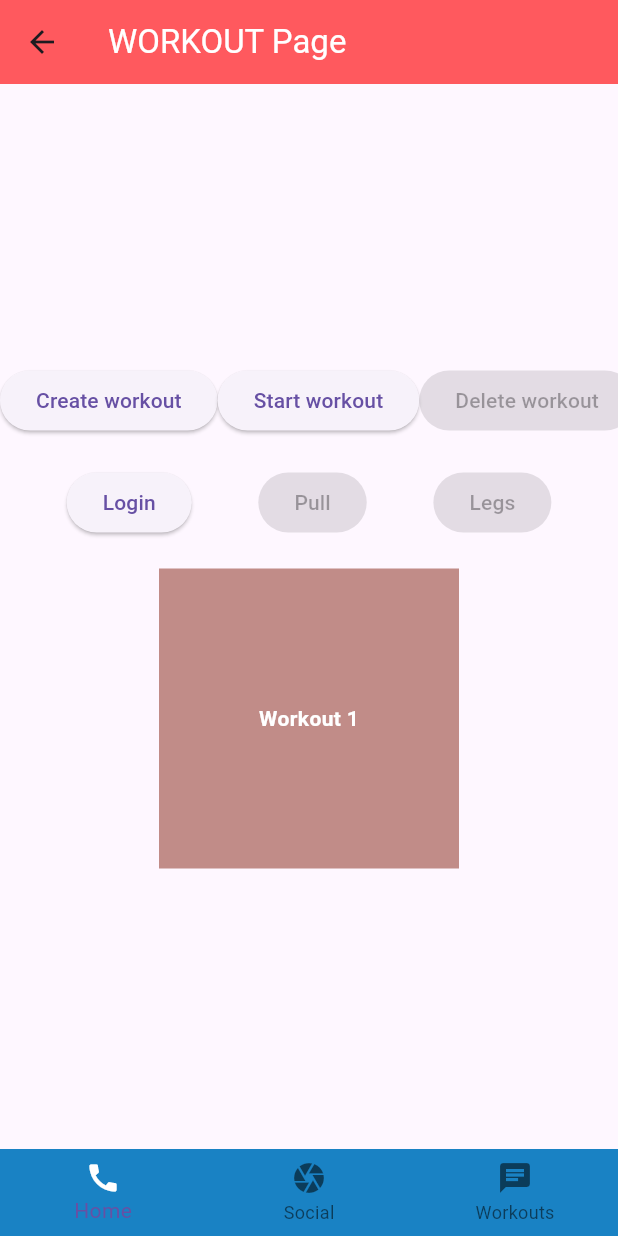
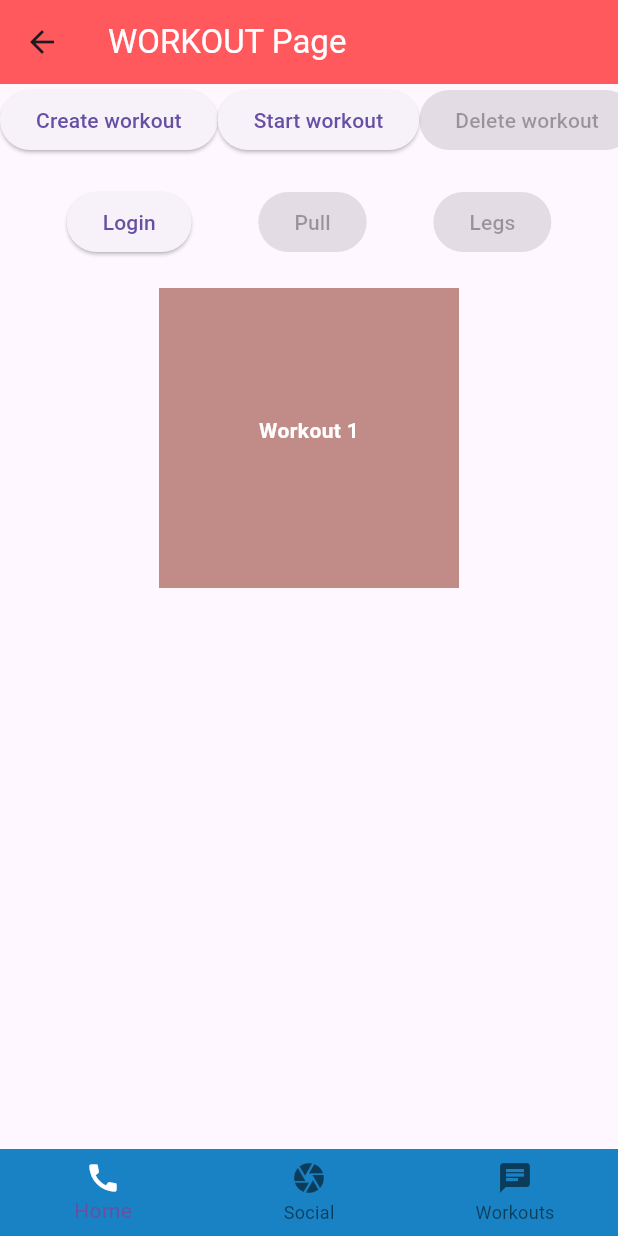
Before and after one commit to BenSwift1/GymApplication, a Flutter app: the MyHomePage screen opened directly, item 3 of the bottom bar chosen, on a phone screen of 412 x 824 dp. Run offline on Flutter 3.47's test engine with Material 3 defaults, Android fonts, the phone set to English and light mode, and no system bars; our stand-ins replace cloud_firestore, firebase_auth, firebase_core, firebase_dynamic_links; accounts and stored records are empty.

Commit message:
Workouts show up on workouts page

```diff
--- a/gym_app/lib/main.dart
+++ b/gym_app/lib/main.dart
@@ -41,6 +41,9 @@ class MyHomePage extends StatefulWidget {
 
 class _MyHomePageState extends State<MyHomePage> {
   int _currentIndex = 0;
+
+  // Colours
+  //List<int> colours = [111, 111, 111];
 
   late Timer periodicTimer;
 
@@ -167,7 +170,7 @@ class _MyHomePageState extends State<MyHomePage> {
         case 2:
           Navigator.push(
             context,
-            MaterialPageRoute(builder: (context) => workoutsPage()),
+            MaterialPageRoute(builder: (context) => WorkoutsPage()),
           );
           break;
         case 3:
--- a/gym_app/lib/start_workout.dart
+++ b/gym_app/lib/start_workout.dart
@@ -84,7 +84,7 @@ class _StartWorkoutPageState extends State<startWorkoutPage> {
                           style: TextStyle(color: Colors.white),
                         ),
                         onTap: () {
-                          // When text is clicked it returns you to workouts page
+                          // When text is clicked it taks you to underway workout page of specific workout
                           Navigator.push(
                             context,
                             MaterialPageRoute(
--- a/gym_app/lib/underway_workout.dart
+++ b/gym_app/lib/underway_workout.dart
@@ -117,7 +117,7 @@ class _TrackExerciseState extends State<TrackExercise> {
   @override
   Widget build(BuildContext context) {
     return ListTile(
-      title: Text(widget.exerciseName, style: TextStyle(color: Colors.white)),
+      title: Text(widget.exerciseName, style: TextStyle(color: Colors.black)),
       trailing: Row(
         mainAxisSize: MainAxisSize.min,
         children: [
--- a/gym_app/lib/workouts.dart
+++ b/gym_app/lib/workouts.dart
@@ -1,29 +1,72 @@
 import 'package:flutter/material.dart';
-import 'package:gym_app/main.dart';
+import 'package:cloud_firestore/cloud_firestore.dart';
+import 'package:firebase_auth/firebase_auth.dart';
 import 'package:gym_app/create_workout.dart';
 import 'package:gym_app/login.dart';
-import 'package:gym_app/start_workout.dart';
 import 'package:gym_app/underway_workout.dart';
 
-void main() {
-  //runApp(const MyApp());
-}
-
-class workoutsPage extends StatefulWidget {
+class WorkoutsPage extends StatefulWidget {
   @override
   _WorkoutsPageState createState() => _WorkoutsPageState();
 }
 
-class _WorkoutsPageState extends State<workoutsPage> {
-  // Trak which box
+class _WorkoutsPageState extends State<WorkoutsPage> {
   int workoutBox = 0;
+  List<String> workoutBoxes = ['Workout 1', 'Workout 2', 'Workout 3'];
+  List<List<Map<String, dynamic>>> allWorkouts = [];
 
-  // Box for each workout
-  List<String> workoutBoxes = [
-    'Workout 1',
-    'Workout 2',
-    'Workout 3',
-  ];
+  @override
+  void initState() {
+    super.initState();
+    getWorkoutData();
+  }
+
+  Future<void> getWorkoutData() async {
+    try {
+      final user = FirebaseAuth.instance.currentUser;
+      if (user != null) {
+        final userId = user.uid;
+
+        QuerySnapshot workoutSnapshot = await FirebaseFirestore.instance
+            .collection('workouts')
+            .doc(userId)
+            .collection('completed_workouts')
+            .get();
+
+        if (workoutSnapshot.docs.isNotEmpty) {
+          List<List<Map<String, dynamic>>> allWorkoutsData = [];
+
+          workoutSnapshot.docs.forEach((DocumentSnapshot document) {
+            Map<String, dynamic> workoutData =
+                document.data() as Map<String, dynamic>;
+            List<dynamic> exercises = workoutData['exercises'];
+
+            List<Map<String, dynamic>> mappedExercises = [];
+            for (var exercise in exercises) {
+              mappedExercises.add(exercise as Map<String, dynamic>);
+            }
+
+            allWorkoutsData.add(mappedExercises);
+          });
+
+          setState(() {
+            allWorkouts = allWorkoutsData;
+          });
+        } else {
+          print('User hasnt completed any workouts');
+        }
+      }
+    } catch (e) {
+      print('Error reading exercise data from database: $e');
+    }
+  }
+
+  void switchingNextWorkout() {
+    setState(() {
+      //workoutBox = (workoutBox + 1) % allWorkouts.length;
+      workoutBox = (workoutBox + 1) % workoutBoxes.length;
+    });
+  }
 
   @override
   Widget build(BuildContext context) {
@@ -35,10 +78,10 @@ class _WorkoutsPageState extends State<workoutsPage> {
         ),
         backgroundColor: const Color.fromRGBO(255, 89, 94, 1),
       ),
-      body: Center(
-        child: Column(
-          mainAxisAlignment: MainAxisAlignment.center,
+      body: Column(
+        crossAxisAlignment: CrossAxisAlignment.center,
         children: <Widget>[
+          // Buttons for navigating to other pages
           Row(
             mainAxisAlignment: MainAxisAlignment.spaceEvenly,
             children: <Widget>[
@@ -53,7 +96,8 @@ class _WorkoutsPageState extends State<workoutsPage> {
                 onPressed: () => Navigator.push(
                   context,
                   MaterialPageRoute(
-                        builder: (context) => UnderwayWorkoutPage()),
+                    builder: (context) => UnderwayWorkoutPage(),
+                  ),
                 ),
                 child: Text('Start workout'),
               ),
@@ -64,6 +108,7 @@ class _WorkoutsPageState extends State<workoutsPage> {
             ],
           ),
           SizedBox(height: 20), // Space between rows
+          // Additional buttons
           Row(
             mainAxisAlignment: MainAxisAlignment.spaceEvenly,
             children: <Widget>[
@@ -85,22 +130,12 @@ class _WorkoutsPageState extends State<workoutsPage> {
             ],
           ),
           SizedBox(height: 20),
+          // Dismissible widget for workout box so can switch between workout data
           Dismissible(
             key: UniqueKey(),
-              // Used to dismiss workout widgets
             onDismissed: (DismissDirection direction) {
-                setState(() {
-                  // Swiping right on box changes to old workouts
-                  if (direction == DismissDirection.endToStart) {
-                    workoutBox = (workoutBox + 1) % workoutBoxes.length;
-                  }
-                  // Swiping left goes back
-                  if (direction == DismissDirection.startToEnd) {
-                    workoutBox = (workoutBox - 1) % workoutBoxes.length;
-                  }
-                });
+              switchingNextWorkout();
             },
-              // Design of the workout boxes
             background: Container(
               color: const Color.fromARGB(255, 254, 183, 178),
               alignment: Alignment.centerRight,
@@ -111,20 +146,33 @@ class _WorkoutsPageState extends State<workoutsPage> {
               height: 200,
               color: const Color.fromARGB(255, 193, 140, 136),
               child: Center(
-                  child: Text(
+                child: Column(
+                  mainAxisAlignment: MainAxisAlignment.center,
+                  children: [
+                    Text(
                       workoutBoxes[workoutBox],
                       style: TextStyle(
                         color: Colors.white,
                         fontWeight: FontWeight.bold,
                       ),
                     ),
+                    SizedBox(height: 10),
+                    // Getting workouts from firebase and putting in box
+                    if (allWorkouts.isNotEmpty &&
+                        allWorkouts[workoutBox].isNotEmpty)
+                      for (var details in allWorkouts[workoutBox])
+                        Text(
+                          'Exercise: ${details['exercise']}\nReps: ${details['reps']}\nWeight: ${details['weight']}',
+                          style: TextStyle(color: Colors.white),
+                          textAlign: TextAlign.center,
+                        ),
+                  ],
+                ),
               ),
             ),
           ),
         ],
       ),
-      ),
-      // Navbar
       bottomNavigationBar: BottomNavigationBar(
         backgroundColor: const Color.fromRGBO(25, 130, 196, 1),
         elevation: 0,
```
Lines whose indentation alone changed are shown as unchanged.
